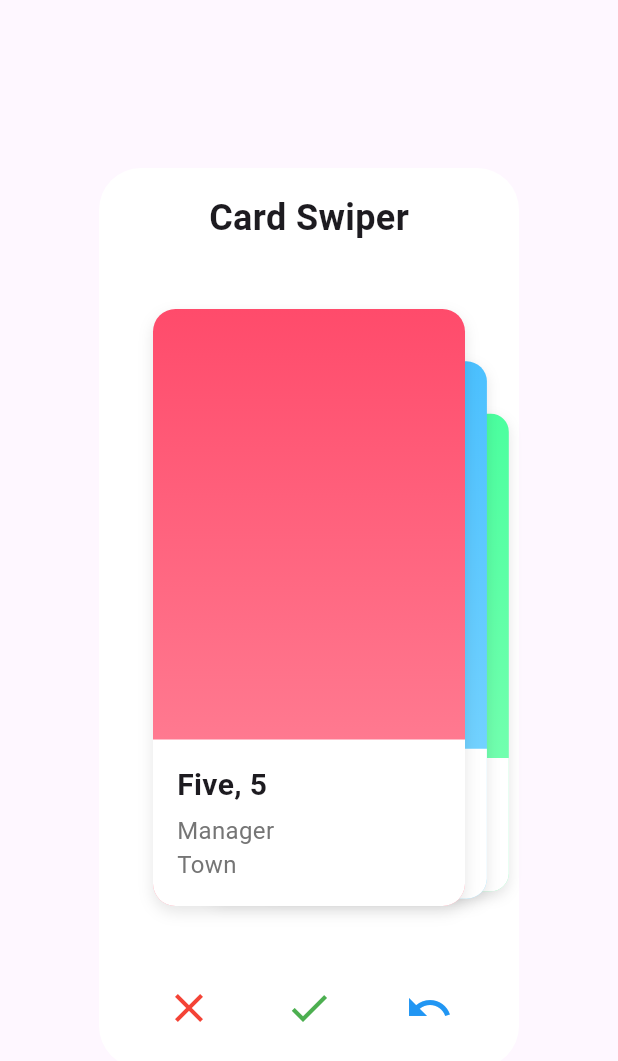
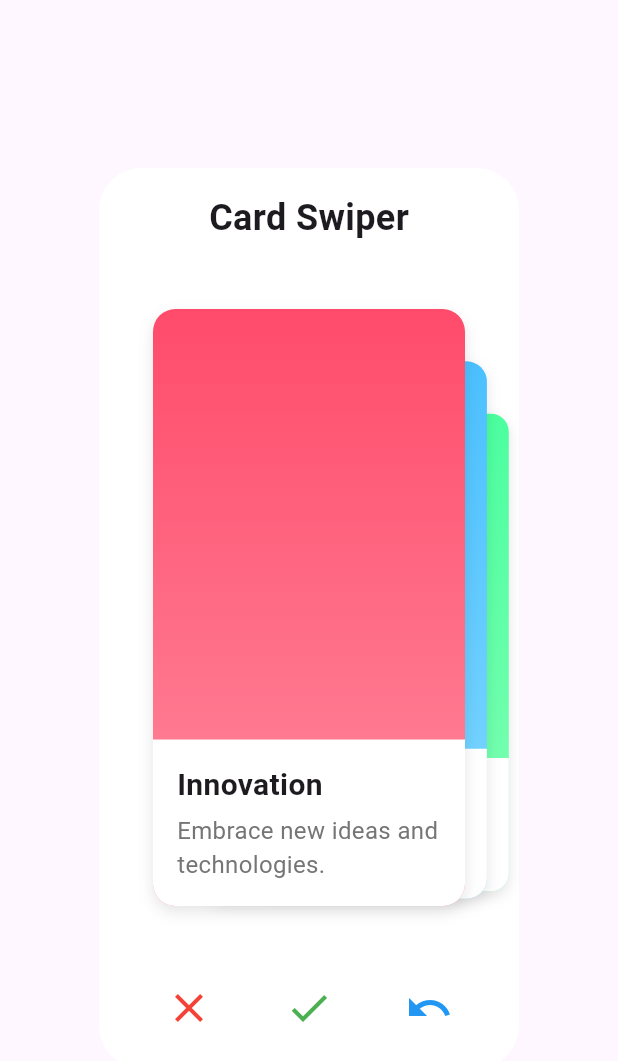
Before and after one commit to Docteur-Parfait/beautiful_dialog, a Flutter app: the CardSwiperDialogContent widget shown alone on an empty page, opened directly, on a phone screen of 412 x 824 dp. Shown: the top 1061 px of the screen. Run offline on Flutter 3.47's test engine with Material 3 defaults, Android fonts, the phone set to English and light mode, and no system bars; drawn by our look-alikes of flutter_card_swiper; our stand-ins replace audioplayers, bot_toast, fl_chart, flutter_svg, gap, share_plus and 1 more; missing offline and left inert: dart:html.

Commit message:
Refactor card_swiper_dialog.dart to improve card swiping experience

```diff
--- a/lib/dialogs/card_swiper_dialog.dart
+++ b/lib/dialogs/card_swiper_dialog.dart
@@ -1,5 +1,6 @@
 import 'package:flutter/material.dart';
 import 'package:flutter_card_swiper/flutter_card_swiper.dart';
+import 'dart:math';
 
 class CardData {
   final String title;
@@ -24,7 +25,7 @@ class CardSwiperDialog extends StatelessWidget {
     );
   }
 
-  const CardSwiperDialog({Key? key}) : super(key: key);
+  const CardSwiperDialog({super.key});
 
   @override
   Widget build(BuildContext context) {
@@ -33,15 +34,17 @@ class CardSwiperDialog extends StatelessWidget {
 }
 
 class CardSwiperDialogContent extends StatefulWidget {
-  const CardSwiperDialogContent({Key? key}) : super(key: key);
+  const CardSwiperDialogContent({super.key});
 
   @override
-  State<CardSwiperDialogContent> createState() => _CardSwiperDialogContentState();
+  State<CardSwiperDialogContent> createState() =>
+      _CardSwiperDialogContentState();
 }
 
 class _CardSwiperDialogContentState extends State<CardSwiperDialogContent> {
   late final CardSwiperController controller;
   late final List<CardData> cards;
+  final Random random = Random();
 
   @override
   void initState() {
@@ -49,27 +52,51 @@ class _CardSwiperDialogContentState extends State<CardSwiperDialogContent> {
     controller = CardSwiperController();
     cards = [
       CardData(
-        title: 'Five, 5',
-        subtitle: 'Manager\nTown',
+        title: 'Innovation',
+        subtitle: 'Embrace new ideas and technologies.',
         gradientColors: [
           const Color(0xFFFF4B6B),
           const Color(0xFFFF8B9E),
         ],
       ),
       CardData(
-        title: 'Three, 3',
-        subtitle: 'Manager\nTown',
+        title: 'Teamwork',
+        subtitle: 'Collaborate and achieve together.',
         gradientColors: [
           const Color(0xFF4BC0FF),
           const Color(0xFF80D8FF),
         ],
       ),
       CardData(
-        title: 'Four, 4',
-        subtitle: 'Manager\nTown',
+        title: 'Excellence',
+        subtitle: 'Strive for the best in everything you do.',
         gradientColors: [
           const Color(0xFF4BFF9F),
           const Color(0xFF80FFB4),
+        ],
+      ),
+      CardData(
+        title: 'Integrity',
+        subtitle: 'Act with honesty and transparency.',
+        gradientColors: [
+          const Color(0xFFFFD700),
+          const Color(0xFFFFE135),
+        ],
+      ),
+      CardData(
+        title: 'Creativity',
+        subtitle: 'Think outside the box and innovate.',
+        gradientColors: [
+          const Color(0xFF8A2BE2),
+          const Color(0xFFBA55D3),
+        ],
+      ),
+      CardData(
+        title: 'Passion',
+        subtitle: 'Put your heart into your work.',
+        gradientColors: [
+          const Color(0xFFFF4500),
+          const Color(0xFFFF6347),
         ],
       ),
     ];
@@ -137,6 +164,11 @@ class _CardSwiperDialogContentState extends State<CardSwiperDialogContent> {
     );
   }
 
+  CardSwiperDirection _getRandomDirection() {
+    const directions = CardSwiperDirection.values;
+    return directions[random.nextInt(directions.length)];
+  }
+
   @override
   Widget build(BuildContext context) {
     return Dialog(
@@ -159,7 +191,8 @@ class _CardSwiperDialogContentState extends State<CardSwiperDialogContent> {
               child: CardSwiper(
                 controller: controller,
                 cardsCount: cards.length,
-                cardBuilder: (context, index, horizontalThreshold, verticalThreshold) {
+                cardBuilder:
+                    (context, index, horizontalThreshold, verticalThreshold) {
                   return _buildCard(cards[index]);
                 },
                 onSwipe: (previousIndex, currentIndex, direction) {
@@ -167,7 +200,10 @@ class _CardSwiperDialogContentState extends State<CardSwiperDialogContent> {
                 },
                 numberOfCardsDisplayed: 3,
                 backCardOffset: const Offset(25, 15),
-                padding: const EdgeInsets.symmetric(horizontal: 20, vertical: 24),
+                padding:
+                    const EdgeInsets.symmetric(horizontal: 20, vertical: 24),
+                scale: 0.9,
+                duration: const Duration(milliseconds: 300),
               ),
             ),
             const SizedBox(height: 20),
```
